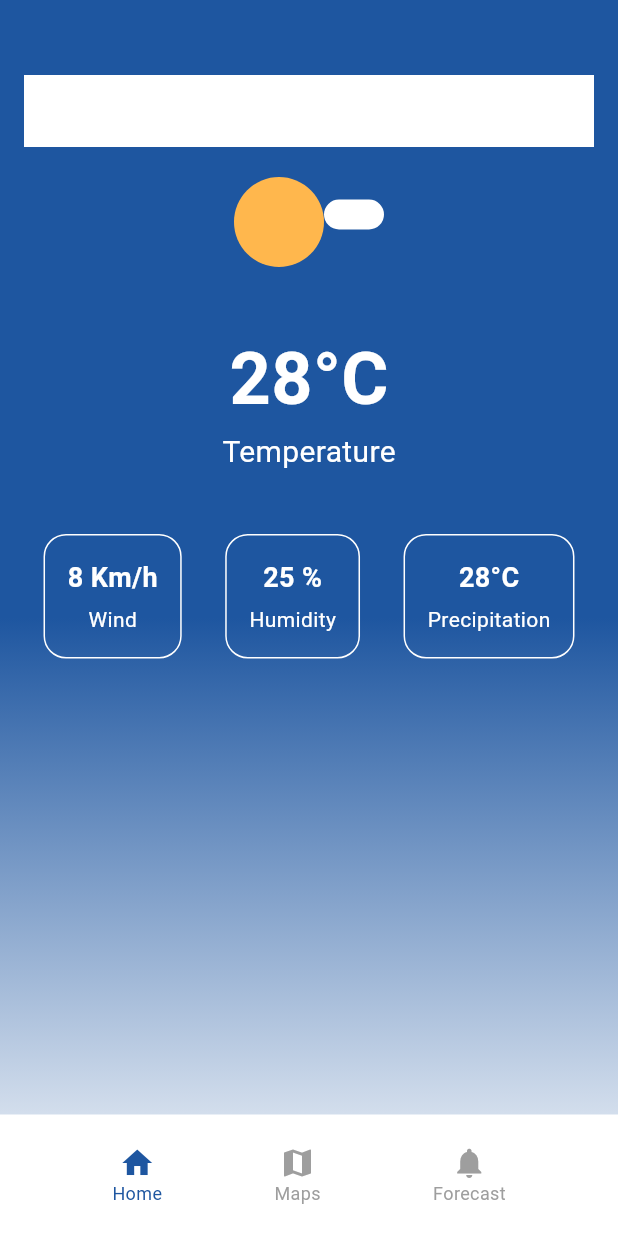
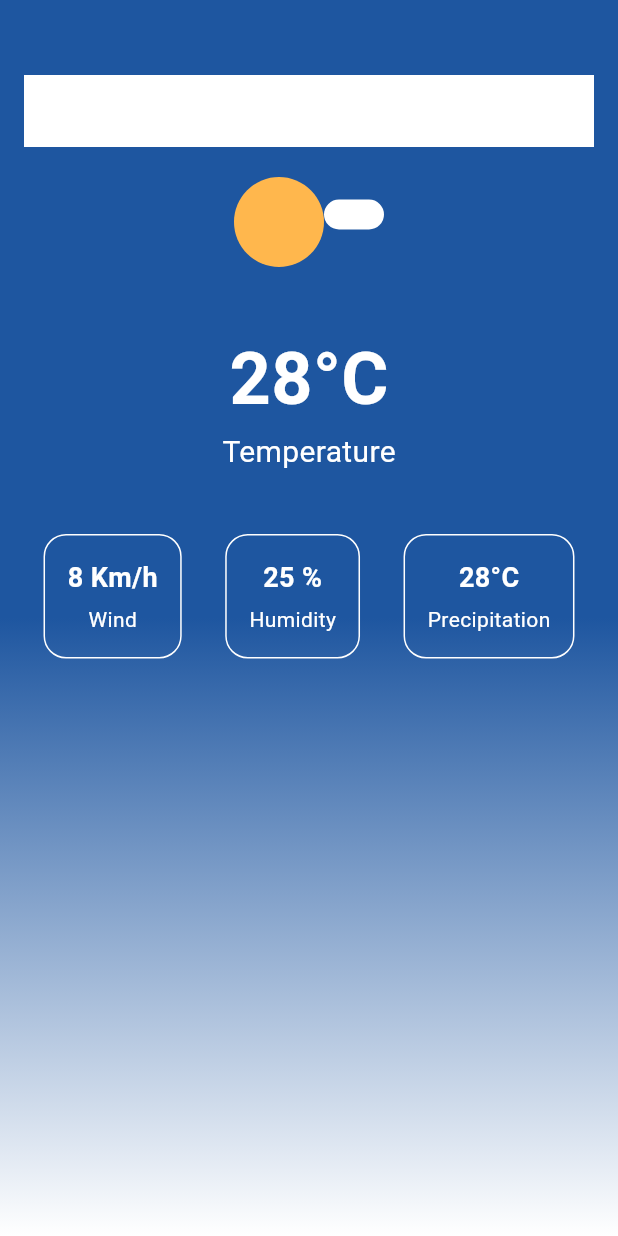
Before and after one commit to irumvabric/Notify-Weather, a Flutter app: the screen it shows after launch, after a tap on "Already have an account? Login", on a phone screen of 412 x 824 dp. Run offline on Flutter 3.47's test engine with Material 3 defaults, Android fonts, the phone set to English and light mode, and no system bars; our stand-ins replace geocoding, geolocator, google_maps_flutter; network calls fail.

Commit message:
Avant l'implemenation de maps

```diff
--- a/lib/main.dart
+++ b/lib/main.dart
@@ -4,6 +4,7 @@ import 'package:notifyweather/screens/Sign_up_screen.dart';
 // import 'screens/login_screen.dart'; // for social icons
 // import 'screens/Sign_up_screen.dart'; // for social icons
 import 'package:notifyweather/screens/home_screen.dart'; //
+import 'package:notifyweather/screens/map.dart';
 import 'assets/theme/theme.dart';
 
 GlobalKey<NavigatorState> navigatorKey = GlobalKey<NavigatorState>();
@@ -12,27 +13,47 @@ void main() {
   runApp(MyApp());
 }
 
-class MyApp extends StatelessWidget {
+class MyApp extends StatefulWidget {
+  @override
+  State<MyApp> createState() => _MyAppState();
+}
+
+class _MyAppState extends State<MyApp> {
+  int _selectIndex = 0;
+
+  void _navigator(int index) {
+    setState(() {
+      _selectIndex = index;
+    });
+  }
+
+  List _pages = [HomeScreen(), map_Screen(), map_Screen(), map_Screen()];
+
   @override
   Widget build(BuildContext context) {
     return MaterialApp(
         title: 'Notify Weather',
         theme: AppTheme.lightTheme, // Use the theme defined in theme.dart
-      darkTheme: AppTheme.darkTheme,
-
+        //darkTheme: AppTheme.darkTheme,
         debugShowCheckedModeBanner: false,
         initialRoute: '/Home',
         onGenerateRoute: (route) => onGeneratedRoute(route),
         navigatorKey: navigatorKey,
-
-      // initialRoute: '/',
-      // routes: {
-      //   '/': (context) => const LoginScreen(),
-      //   '/signup': (context) => const SignUpScreen(),
-      //   '/home': (context) => const HomeScreen(), // Define your home screen
-      // },
-
-      home: const HomeScreen(),
-    );
+        home: Scaffold(
+            bottomNavigationBar: BottomNavigationBar(
+                backgroundColor: Colors.amberAccent,
+                fixedColor: Colors.black,
+                items: [
+                  BottomNavigationBarItem(
+                      icon: Icon(Icons.home), label: "Home"),
+                  BottomNavigationBarItem(icon: Icon(Icons.map), label: "Map"),
+                  BottomNavigationBarItem(
+                      icon: Icon(Icons.history), label: "Forecast"),
+                  BottomNavigationBarItem(
+                      icon: Icon(Icons.settings), label: "Personalisation"),
+                ],
+                currentIndex: _selectIndex,
+                onTap: _navigator),
+            body: _pages[_selectIndex]));
   }
 }
--- /dev/null
+++ b/lib/models/Weather.dart
@@ -0,0 +1,19 @@
+class Weather {
+  final String cityName;
+  final double temperature;
+  final String mainCondition;
+
+  Weather({
+    required this.cityName,
+    required this.temperature,
+    required this.mainCondition,
+  });
+
+  factory Weather.fromJson(Map<String, dynamic> json) {
+    return Weather(
+      cityName: json['name'],
+      mainCondition: json['weather'][0]['main'],
+      temperature: json['main']['temp'].toDouble(),
+    );
+  }
+}
--- a/lib/routes.dart
+++ b/lib/routes.dart
@@ -7,7 +7,7 @@ Route onGeneratedRoute(RouteSettings settings) {
   return MaterialPageRoute(builder: (context) {
     switch (settings.name) {
       case '/screens/Home':
-        return const HomeScreen();
+        return HomeScreen();
       case '/screens/login':
         return const LoginScreen();
       case '/screens/signup':
--- a/lib/screens/Home_screen.dart
+++ b/lib/screens/Home_screen.dart
@@ -1,8 +1,14 @@
 import 'package:flutter/material.dart';
+import 'package:notifyweather/screens/map.dart';
 
-class HomeScreen extends StatelessWidget {
-  const HomeScreen({Key? key}) : super(key: key);
+class HomeScreen extends StatefulWidget {
+  HomeScreen({Key? key}) : super(key: key);
 
+  @override
+  State<HomeScreen> createState() => _HomeScreenState();
+}
+
+class _HomeScreenState extends State<HomeScreen> {
   @override
   Widget build(BuildContext context) {
     return Scaffold(
@@ -103,18 +109,6 @@ class HomeScreen extends StatelessWidget {
             const Spacer(),
 
             // Bottom Navigation Bar
-            Container(
-              padding: const EdgeInsets.symmetric(vertical: 20),
-              color: Colors.white,
-              child: Row(
-                mainAxisAlignment: MainAxisAlignment.spaceEvenly,
-                children: [
-                  _buildNavItem(Icons.home, 'Home', true),
-                  _buildNavItem(Icons.map, 'Maps', false),
-                  _buildNavItem(Icons.notifications, 'Forecast', false),
-                ],
-              ),
-            ),
           ],
         ),
       ),
@@ -150,23 +144,4 @@ class HomeScreen extends StatelessWidget {
       ),
     );
   }
-
-  Widget _buildNavItem(IconData icon, String label, bool isSelected) {
-    return Column(
-      mainAxisSize: MainAxisSize.min,
-      children: [
-        Icon(
-          icon,
-          color: isSelected ? const Color(0xFF1E56A0) : Colors.grey,
-        ),
-        Text(
-          label,
-          style: TextStyle(
-            color: isSelected ? const Color(0xFF1E56A0) : Colors.grey,
-            fontSize: 12,
-          ),
-        ),
-      ],
-    );
-  }
 }
--- a/lib/screens/login_screen.dart
+++ b/lib/screens/login_screen.dart
@@ -64,6 +64,10 @@ class _LoginScreenState extends State<LoginScreen> {
                     : const Text('Login'),
               ),
               const SizedBox(height: 16),
+              ElevatedButton(
+                onPressed: () => Navigator.pushNamed(ctx, '/screens/Home'),
+                child: Text("GO to the HOme Page"),
+              )
             ],
           ),
         ),
--- a/pubspec.yaml
+++ b/pubspec.yaml
@@ -41,6 +41,8 @@ dependencies:
   http: ^1.2.2
   google_maps_flutter: ^2.9.0
   flutter_polyline_points: ^2.1.0
+  geocoding: ^3.0.0
+  geolocator: ^13.0.1
 
 dev_dependencies:
   flutter_test:
```
Also changed, not shown: lib/services/location_serv.dart (added, +51 -0 lines), pubspec.lock, 3 other files. Lines whose indentation alone changed are shown as unchanged.
